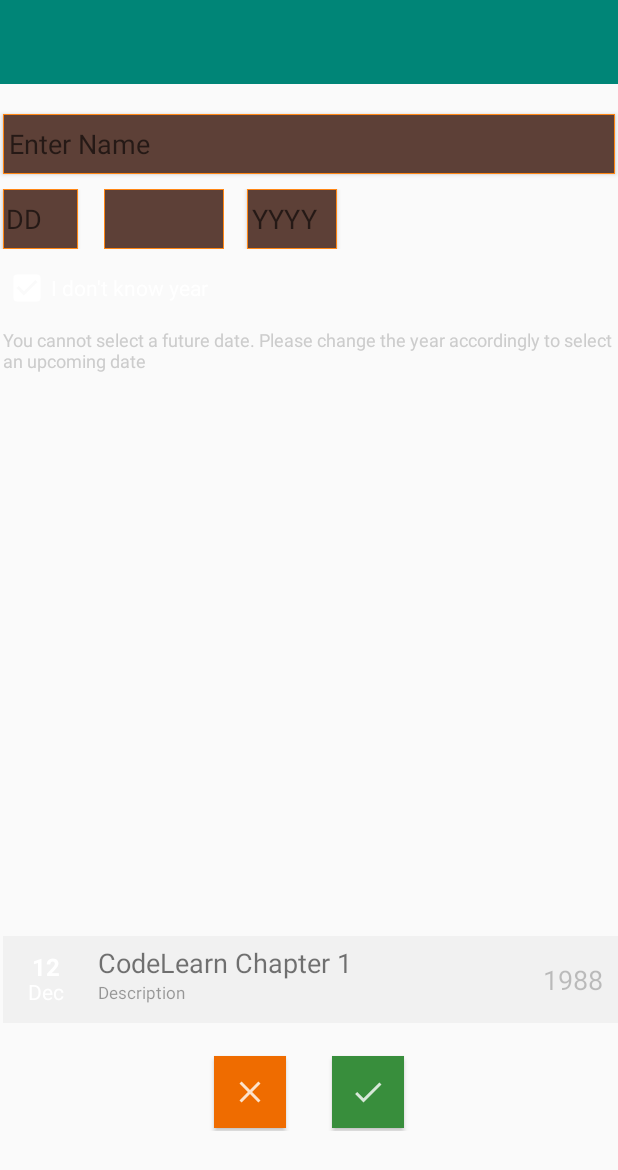
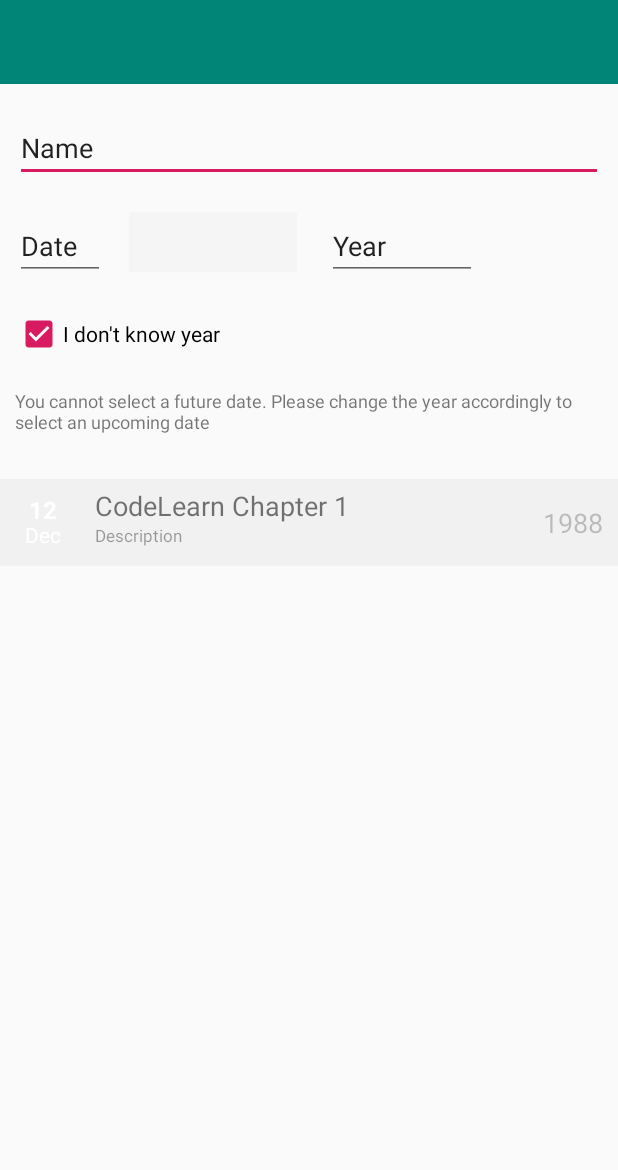
Before and after one commit to antandbuffalo/BirthdayReminderV2, an Android app: the layout add_new.xml on its own in the app's theme, with its tools: preview values and no code run, on a phone screen of 412 x 824 dp. Shown: the top 1170 px of the screen. Run offline under Robolectric (Android 15) with nearby library versions, the phone set to English and light mode, and no system bars.

Commit message:
updating add new ui

```diff
--- a/app/src/main/res/layout/add_new.xml
+++ b/app/src/main/res/layout/add_new.xml
@@ -1,11 +1,39 @@
 <?xml version="1.0" encoding="utf-8"?>
-<RelativeLayout xmlns:android="http://schemas.android.com/apk/res/android"
+<androidx.constraintlayout.widget.ConstraintLayout xmlns:android="http://schemas.android.com/apk/res/android"
+    xmlns:app="http://schemas.android.com/apk/res-auto"
     xmlns:tools="http://schemas.android.com/tools"
     android:layout_width="match_parent"
     android:layout_height="match_parent"
-    xmlns:app="http://schemas.android.com/apk/res-auto"
-    android:paddingBottom="0dp"
-    tools:context="com.antandbuffalo.birthdayreminder.addnew.AddNew">
+    >
+
+    <TextView
+        android:id="@+id/textView2"
+        android:layout_width="0dp"
+        android:layout_height="wrap_content"
+        android:layout_below="@+id/removeYear"
+        android:layout_alignStart="@+id/removeYear"
+        android:layout_marginStart="10dp"
+        android:layout_marginTop="20dp"
+        android:layout_marginEnd="10dp"
+        android:text="You cannot select a future date. Please change the year accordingly to select an upcoming date"
+        android:textSize="12sp"
+        app:layout_constraintEnd_toEndOf="parent"
+        app:layout_constraintStart_toStartOf="parent"
+        app:layout_constraintTop_toBottomOf="@+id/removeYear" />
+
+    <CheckBox
+        android:id="@+id/removeYear"
+        android:layout_width="wrap_content"
+        android:layout_height="wrap_content"
+        android:layout_below="@+id/linearLayout"
+        android:layout_alignStart="@+id/personName"
+        android:layout_marginStart="10dp"
+        android:layout_marginTop="20dp"
+        android:checked="true"
+        android:text="I don't know year"
+        app:layout_constraintStart_toStartOf="parent"
+        app:layout_constraintTop_toBottomOf="@+id/date" />
+
     <androidx.appcompat.widget.Toolbar
         android:id="@+id/toolbar"
         android:layout_width="match_parent"
@@ -19,111 +47,62 @@
 
     <EditText
         android:id="@+id/personName"
-        android:layout_width="wrap_content"
-        android:layout_height="40sp"
-        android:layout_alignParentStart="true"
-        android:layout_alignParentEnd="true"
-        android:layout_marginLeft="2sp"
-        android:layout_marginRight="2sp"
+        android:layout_width="0dp"
+        android:layout_height="wrap_content"
+        android:layout_marginStart="10dp"
         android:layout_marginTop="20dp"
-        android:background="@drawable/addnew_edittext"
-        android:elevation="2dp"
+        android:layout_marginEnd="10dp"
         android:ems="10"
-        android:hint="Enter Name"
         android:inputType="textPersonName"
-        android:paddingLeft="4dp"
-        android:layout_below="@+id/toolbar"
-        android:textColor="@color/addnew_font" />
-
-    <LinearLayout
-        android:orientation="vertical"
-        android:layout_width="match_parent"
-        android:layout_height="40dp"
-        android:layout_below="@+id/personName"
-        android:layout_alignParentStart="true"
-        android:layout_alignParentEnd="true"
-        android:id="@+id/linearLayout"
-        android:layout_marginTop="10dp">
-
-        <LinearLayout
-            android:layout_width="match_parent"
-            android:layout_height="match_parent"
-            android:orientation="horizontal">
+        android:text="Name"
+        app:layout_constraintEnd_toEndOf="parent"
+        app:layout_constraintStart_toStartOf="parent"
+        app:layout_constraintTop_toBottomOf="@+id/toolbar" />
 
     <EditText
         android:id="@+id/date"
-                android:layout_width="50dp"
-                android:layout_height="40sp"
-                android:layout_alignParentStart="true"
-                android:layout_alignParentEnd="true"
-                android:layout_marginLeft="2sp"
-                android:layout_marginRight="2sp"
-                android:background="@drawable/addnew_edittext"
-                android:elevation="2dp"
+        android:layout_width="60dp"
+        android:layout_height="wrap_content"
+        android:layout_marginStart="10dp"
+        android:layout_marginTop="20dp"
         android:ems="10"
-                android:hint="DD"
-                android:inputType="date"
-                android:paddingLeft="2dp"
-                android:textColor="@color/addnew_font" />
+        android:inputType="textPersonName"
+        android:text="Date"
+        app:layout_constraintStart_toStartOf="parent"
+        app:layout_constraintTop_toBottomOf="@+id/personName" />
 
     <Spinner
         android:id="@+id/monthSpinner"
-                android:layout_width="wrap_content"
-                android:layout_height="match_parent"
-                android:dropDownWidth="80dp"
-                android:paddingLeft="3dp"
-                android:layout_marginLeft="15sp"
-                android:background="@drawable/addnew_edittext"
-                android:minWidth="80dp" />
-
+        android:layout_width="112dp"
+        android:layout_height="40dp"
+        android:layout_marginStart="16dp"
+        android:layout_marginTop="20dp"
+        android:background="@color/browser_actions_bg_grey"
+        app:layout_constraintStart_toEndOf="@+id/date"
+        app:layout_constraintTop_toBottomOf="@+id/personName" />
 
     <EditText
         android:id="@+id/year"
-                android:layout_width="60dp"
-                android:layout_height="40sp"
-                android:layout_marginLeft="15sp"
-                android:background="@drawable/addnew_edittext"
-                android:elevation="2dp"
+        android:layout_width="100dp"
+        android:layout_height="wrap_content"
+        android:layout_marginStart="20dp"
+        android:layout_marginTop="20dp"
         android:ems="10"
-                android:hint="YYYY"
-                android:inputType="date"
-                android:paddingLeft="3dp"
-                android:textColor="@color/addnew_font" />
+        android:inputType="textPersonName"
+        android:text="Year"
+        app:layout_constraintStart_toEndOf="@+id/monthSpinner"
+        app:layout_constraintTop_toBottomOf="@+id/personName" />
 
-        </LinearLayout>
-
-    </LinearLayout>
-
-    <CheckBox
-        android:id="@+id/removeYear"
-        android:layout_width="wrap_content"
-        android:layout_height="wrap_content"
-        android:layout_below="@+id/linearLayout"
-        android:layout_alignStart="@+id/personName"
-        android:layout_marginTop="10dp"
-        android:buttonTint="@color/white"
-        android:checked="true"
-        android:text="I don't know year"
-        android:textColor="@color/addnew_font" />
-
-    <TextView
-        android:id="@+id/textView5"
-        android:layout_width="wrap_content"
-        android:layout_height="wrap_content"
-        android:layout_alignStart="@+id/removeYear"
-        android:layout_below="@+id/removeYear"
-        android:layout_marginTop="10dp"
-        android:text="You cannot select a future date. Please change the year accordingly to select an upcoming date"
-        android:textColor="@color/sub_text_color"
-        android:textSize="12sp" />
-
-    <RelativeLayout xmlns:android="http://schemas.android.com/apk/res/android"
+    <RelativeLayout
         android:layout_width="fill_parent"
         android:layout_height="wrap_content"
-        android:layout_above="@+id/buttonsLayout"
+        android:layout_below="@+id/textView5"
         android:layout_alignStart="@+id/personName"
-        android:layout_marginBottom="20dp"
-        android:background="@color/switch_thumb_normal_material_light">
+        android:layout_marginTop="30dp"
+        android:background="@color/switch_thumb_normal_material_light"
+        app:layout_constraintEnd_toEndOf="parent"
+        app:layout_constraintStart_toStartOf="parent"
+        app:layout_constraintTop_toBottomOf="@+id/textView2">
 
         <LinearLayout
             android:id="@+id/circlebg"
@@ -169,8 +148,8 @@
             android:id="@+id/ageField"
             android:layout_width="wrap_content"
             android:layout_height="wrap_content"
+            android:layout_below="@+id/nameField"
             android:layout_alignStart="@+id/nameField"
-            android:layout_below="@+id/nameField"
             android:layout_marginBottom="5dp"
             android:alpha="0.7"
             android:text="Description"
@@ -189,58 +168,18 @@
 
     </RelativeLayout>
 
-    <LinearLayout
-        android:orientation="horizontal"
-        android:layout_width="match_parent"
-        android:layout_height="wrap_content"
-        android:gravity="center"
-        android:weightSum="1"
-        android:id="@+id/buttonsLayout"
-        android:layout_marginBottom="70dp"
-        android:layout_alignParentBottom="true"
-        android:layout_alignParentEnd="true">
-
-        <ImageButton
+    <com.google.android.gms.ads.AdView
+        android:id="@+id/adView"
         android:layout_width="wrap_content"
-            android:layout_height="wrap_content"
-            android:text="Cancel"
-            android:id="@+id/cancel"
-            android:background="@color/cancel_button_default"
-            android:textColor="@color/white"
-            android:src="@drawable/ic_close_white"
-            android:elevation="2dp"
-            android:layout_marginRight="15dp"
-            android:layout_marginTop="2dp"
-            android:layout_marginBottom="2dp"
-            android:layout_marginLeft="2dp"
-            android:padding="12dp" />
-
-        <ImageButton
-            android:layout_width="wrap_content"
-            android:layout_height="wrap_content"
-            android:text="Save"
-            android:id="@+id/save"
-            android:textColor="@color/white"
-            android:src="@drawable/ic_done_white"
-            android:background="@color/save_button_default"
-            android:elevation="2dp"
-            android:layout_marginLeft="15dp"
-            android:layout_marginTop="2dp"
-            android:layout_marginBottom="2dp"
-            android:layout_marginRight="2dp"
-            android:padding="12dp" />
-
-    </LinearLayout>
-
-    <com.google.android.gms.ads.AdView xmlns:ads="http://schemas.android.com/apk/res-auto"
-        android:id="@+id/adView"
-        android:layout_width="320dp"
         android:layout_height="50dp"
         android:layout_alignParentBottom="true"
         android:layout_centerHorizontal="true"
+        android:layout_marginBottom="20dp"
         android:background="#00D33636"
-        ads:adSize="BANNER"
-        android:layout_marginTop="10dp"
-        ads:adUnitId="@string/ad_addnew"></com.google.android.gms.ads.AdView>
+        app:adSize="BANNER"
+        app:adUnitId="@string/ad_addnew"
+        app:layout_constraintBottom_toBottomOf="parent"
+        app:layout_constraintEnd_toEndOf="parent"
+        app:layout_constraintStart_toStartOf="parent"></com.google.android.gms.ads.AdView>
 
-</RelativeLayout>
+</androidx.constraintlayout.widget.ConstraintLayout>
```
Also changed, not shown: app/src/main/java/com/antandbuffalo/birthdayreminder/addnew/AddNew.java (+0 -22 lines), app/src/main/res/layout/add_new1.xml (added, +197 -0 lines). Lines whose indentation alone changed are shown as unchanged.
